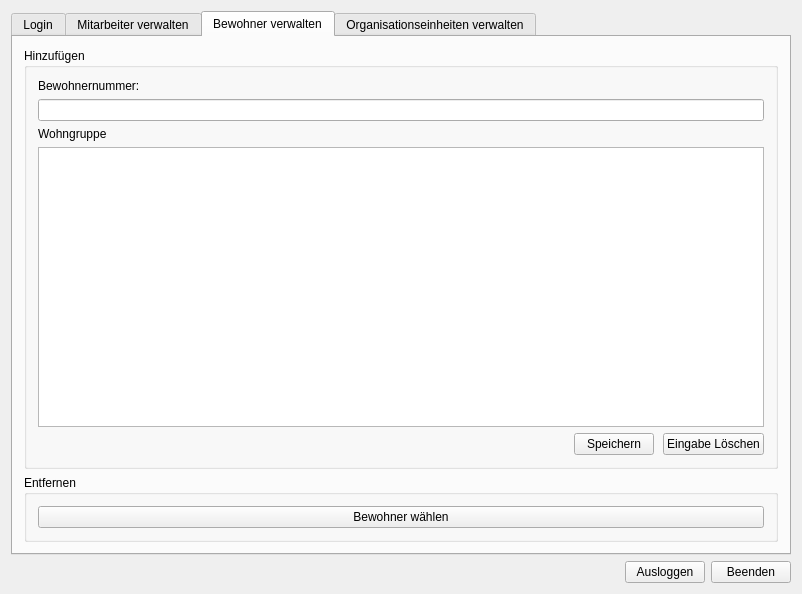
First picture: the form in AdminDialog/admindialog.ui, repository Robotregent/EBP, before the edit.
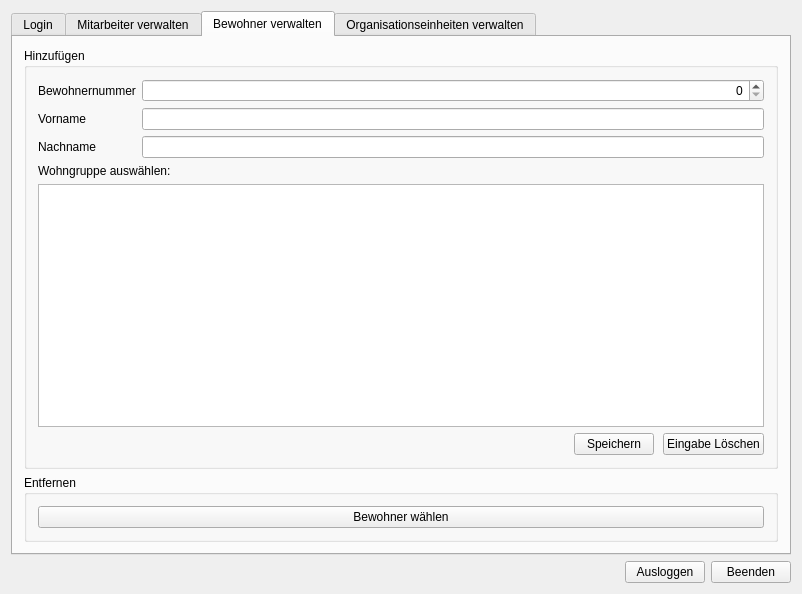
Second picture: the form after the edit. Icons and pictures are not drawn.

```diff
--- a/AdminDialog/admindialog.ui
+++ b/AdminDialog/admindialog.ui
@@ -401,19 +401,58 @@
            </property>
            <layout class="QVBoxLayout" name="verticalLayout_8">
             <item>
-             <widget class="QLabel" name="label_5">
-              <property name="text">
-               <string>Bewohnernummer:</string>
-              </property>
-             </widget>
-            </item>
-            <item>
-             <widget class="QLineEdit" name="Bewohnernummer"/>
+             <layout class="QFormLayout" name="formLayout_2">
+              <item row="1" column="0">
+               <widget class="QLabel" name="vornameLabel">
+                <property name="text">
+                 <string>Vorname</string>
+                </property>
+               </widget>
+              </item>
+              <item row="1" column="1">
+               <widget class="QLineEdit" name="vornameLineEdit">
+                <property name="alignment">
+                 <set>Qt::AlignRight|Qt::AlignTrailing|Qt::AlignVCenter</set>
+                </property>
+               </widget>
+              </item>
+              <item row="2" column="0">
+               <widget class="QLabel" name="nachnameLabel">
+                <property name="text">
+                 <string>Nachname</string>
+                </property>
+               </widget>
+              </item>
+              <item row="2" column="1">
+               <widget class="QLineEdit" name="nachnameLineEdit">
+                <property name="alignment">
+                 <set>Qt::AlignRight|Qt::AlignTrailing|Qt::AlignVCenter</set>
+                </property>
+               </widget>
+              </item>
+              <item row="0" column="0">
+               <widget class="QLabel" name="bewohnernummerLabel">
+                <property name="text">
+                 <string>Bewohnernummer</string>
+                </property>
+               </widget>
+              </item>
+              <item row="0" column="1">
+               <widget class="QSpinBox" name="Bewohnernummer">
+                <property name="alignment">
+                 <set>Qt::AlignRight|Qt::AlignTrailing|Qt::AlignVCenter</set>
+                </property>
+                <property name="maximum">
+                 <number>999999</number>
+                </property>
+               </widget>
+              </item>
+             </layout>
             </item>
             <item>
              <widget class="QLabel" name="label_6">
               <property name="text">
-               <string>Wohngruppe</string>
+               <string>Wohngruppe auswählen:</string>
               </property>
              </widget>
             </item>
```
